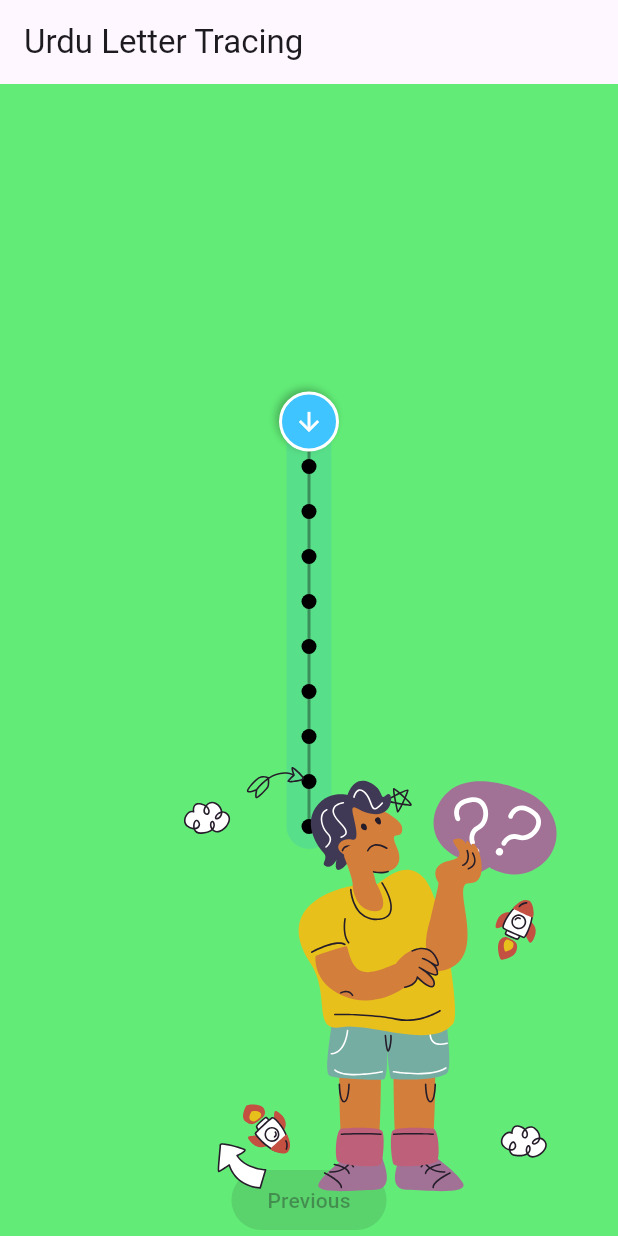
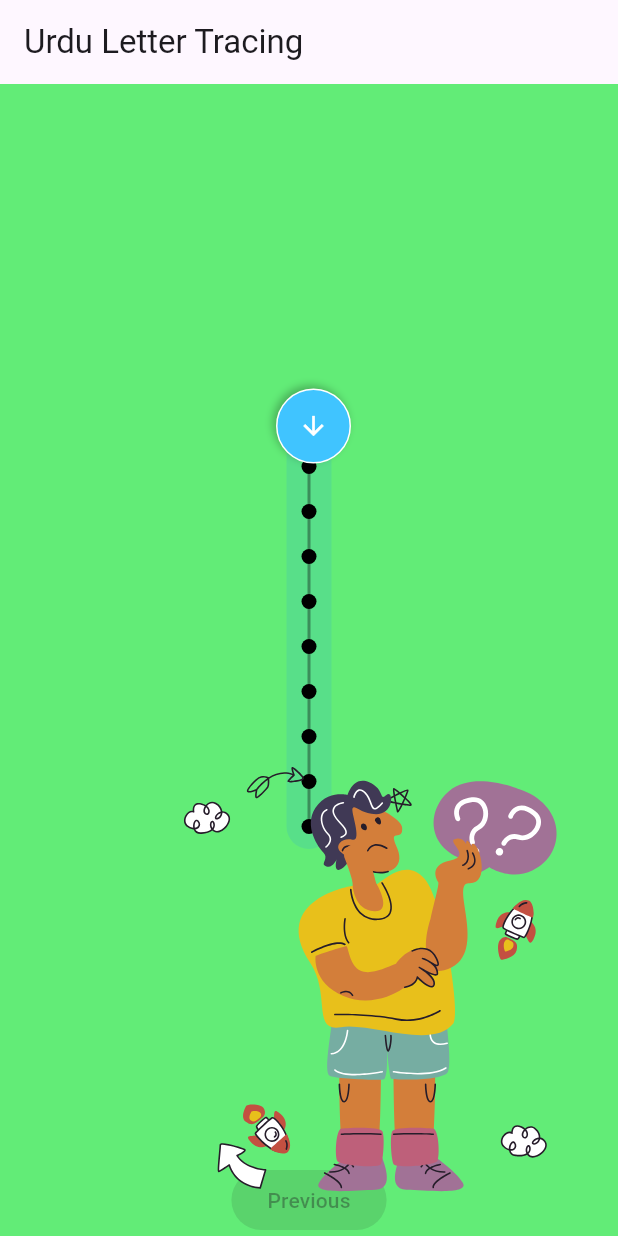
Before and after one commit to arsalanahmed19970/tracing_activity, a Flutter app: the screen it shows after launch, on a phone screen of 412 x 824 dp. Run offline on Flutter 3.47's test engine with Material 3 defaults, Android fonts, the light colour scheme and no system bars; our stand-ins replace lottie; Roboto replaces fonts that are missing (NotoNastaliqUrdu).

Commit message:
update tracing bubble button

```diff
--- a/lib/TracingBubble.dart
+++ b/lib/TracingBubble.dart
@@ -2,28 +2,28 @@ import 'package:flutter/material.dart';
 
 class TracingBubble extends StatelessWidget {
   final Offset position;
-  final double direction; // Direction in radians
+  final double direction;
 
   const TracingBubble({
     super.key,
     required this.position,
-    this.direction = 0.0, // Default upward direction (since we're using arrow_upward)
+    this.direction = 0.0,
   });
 
   @override
   Widget build(BuildContext context) {
     return Positioned(
-      left: position.dx - 20, // adjust to center the bubble
-      top: position.dy - 20,
+      left: position.dx - 22,
+      top: position.dy - 22,
       child: Transform.rotate(
         angle: direction,
         child: Container(
-          width: 40,
-          height: 40,
+          width: 50,
+          height: 50,
           decoration: BoxDecoration(
             shape: BoxShape.circle,
             color: Colors.lightBlueAccent,
-            border: Border.all(color: Colors.white, width: 2),
+            border: Border.all(color: Colors.white, width: 1),
             boxShadow: [
               BoxShadow(
                 color: Colors.black26,
@@ -32,11 +32,7 @@ class TracingBubble extends StatelessWidget {
               ),
             ],
           ),
-          child: const Icon(
-            Icons.arrow_upward,
-            color: Colors.white,
-            size: 20,
-          ),
+          child: const Icon(Icons.arrow_upward, color: Colors.white, size: 20),
         ),
       ),
     );
--- a/lib/main.dart
+++ b/lib/main.dart
@@ -51,18 +51,7 @@ class _MyHomePageState extends State<MyHomePage> {
       body: Stack(
         children: [
           Container(
-            decoration: BoxDecoration(
-              color: Color.fromARGB(
-                255,
-                98,
-                236,
-                119,
-              ), // Green background like your image
-              // image: DecorationImage(
-              //   image: AssetImage('assets/bear.jpg'), // Optional
-              //   fit: BoxFit.cover,
-              // ),
-            ),
+            decoration: BoxDecoration(color: Color.fromARGB(255, 98, 236, 119)),
             child: Column(
               children: [
                 Expanded(
@@ -71,7 +60,7 @@ class _MyHomePageState extends State<MyHomePage> {
                     onCompleted: () {
                       setState(() {
                         _isTracingComplete =
-                            true; // Mark as complete when tracing is done
+                            true;
                       });
 
                       // Automatically advance to next letter after a short delay
```
